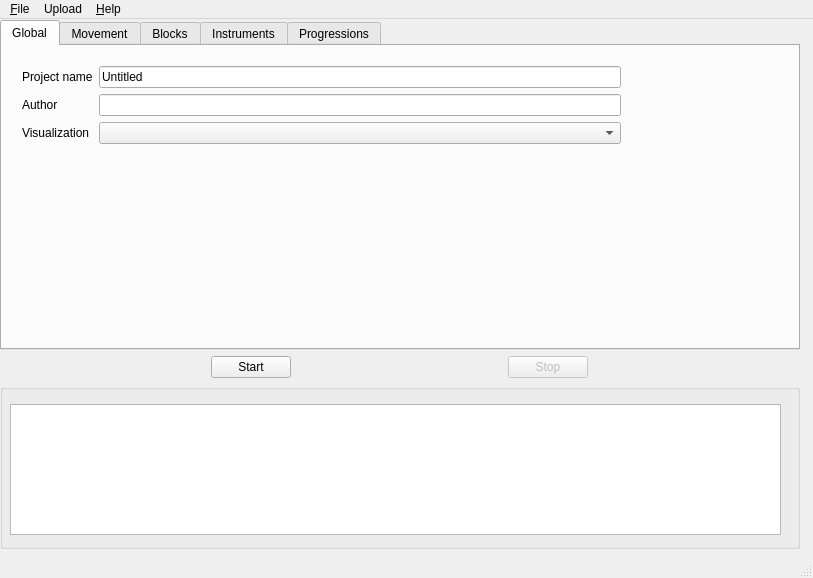
This is improviser/qtGUI/improviser.ui in bspaans/improviser as Qt 5 draws it before an edit. The edited form follows.
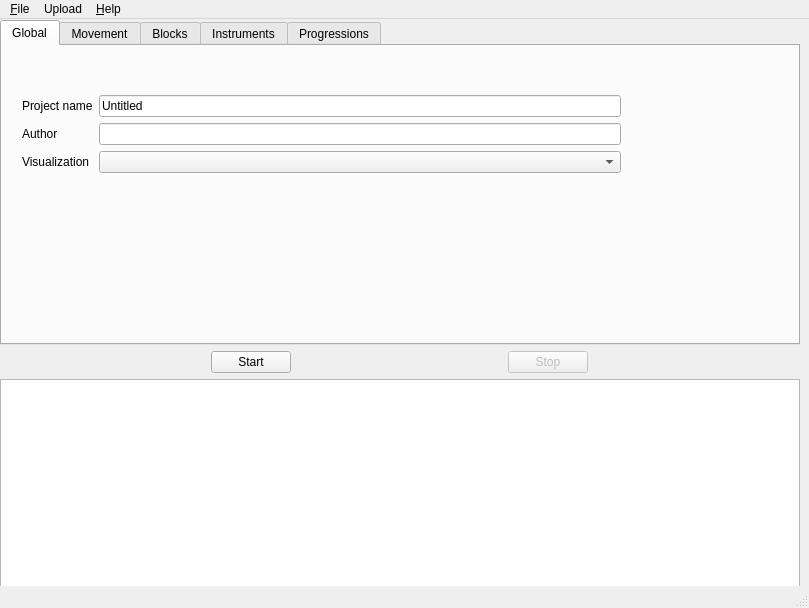
This is the edited form. The open tabs and pages were chosen to show the change.

Commit message: Added support for resizing the main window

```diff
--- a/improviser/qtGUI/improviser.ui
+++ b/improviser/qtGUI/improviser.ui
@@ -5,8 +5,8 @@
    <rect>
     <x>0</x>
     <y>0</y>
-    <width>813</width>
-    <height>578</height>
+    <width>809</width>
+    <height>608</height>
    </rect>
   </property>
   <property name="sizePolicy" >
@@ -46,7 +46,7 @@
       <x>0</x>
       <y>0</y>
       <width>801</width>
-      <height>531</height>
+      <height>590</height>
      </rect>
     </property>
     <layout class="QVBoxLayout" name="verticalLayout" >
@@ -63,16 +63,22 @@
       <number>1</number>
      </property>
      <property name="bottomMargin" >
-      <number>1</number>
+      <number>6</number>
      </property>
      <item>
       <widget class="QTabWidget" name="Tabs" >
        <property name="sizePolicy" >
-        <sizepolicy vsizetype="Minimum" hsizetype="MinimumExpanding" >
+        <sizepolicy vsizetype="Fixed" hsizetype="MinimumExpanding" >
          <horstretch>0</horstretch>
-         <verstretch>2</verstretch>
+         <verstretch>0</verstretch>
         </sizepolicy>
        </property>
+       <property name="minimumSize" >
+        <size>
+         <width>0</width>
+         <height>325</height>
+        </size>
+       </property>
        <property name="tabShape" >
         <enum>QTabWidget::Rounded</enum>
        </property>
@@ -99,6 +105,9 @@
           <property name="sizeConstraint" >
            <enum>QLayout::SetMinimumSize</enum>
           </property>
+          <property name="formAlignment" >
+           <set>Qt::AlignCenter</set>
+          </property>
           <item row="1" column="0" >
            <widget class="QLabel" name="label_12" >
             <property name="text" >
@@ -127,6 +136,12 @@
           </item>
           <item row="3" column="0" >
            <widget class="QLabel" name="label_11" >
+            <property name="sizePolicy" >
+             <sizepolicy vsizetype="Preferred" hsizetype="Preferred" >
+              <horstretch>0</horstretch>
+              <verstretch>0</verstretch>
+             </sizepolicy>
+            </property>
             <property name="text" >
              <string>Visualization</string>
             </property>
@@ -825,35 +840,16 @@
       </layout>
      </item>
      <item>
-      <widget class="QGroupBox" name="groupBox" >
+      <widget class="QGraphicsView" name="graphicsView" >
        <property name="sizePolicy" >
         <sizepolicy vsizetype="MinimumExpanding" hsizetype="MinimumExpanding" >
          <horstretch>0</horstretch>
-         <verstretch>1</verstretch>
+         <verstretch>0</verstretch>
         </sizepolicy>
        </property>
-       <property name="title" >
-        <string/>
+       <property name="alignment" >
+        <set>Qt::AlignLeading|Qt::AlignLeft|Qt::AlignVCenter</set>
        </property>
-       <widget class="QGraphicsView" name="graphicsView" >
-        <property name="geometry" >
-         <rect>
-          <x>10</x>
-          <y>20</y>
-          <width>771</width>
-          <height>131</height>
-         </rect>
-        </property>
-        <property name="sizePolicy" >
-         <sizepolicy vsizetype="MinimumExpanding" hsizetype="MinimumExpanding" >
-          <horstretch>0</horstretch>
-          <verstretch>0</verstretch>
-         </sizepolicy>
-        </property>
-        <property name="alignment" >
-         <set>Qt::AlignLeading|Qt::AlignLeft|Qt::AlignVCenter</set>
-        </property>
-       </widget>
       </widget>
      </item>
     </layout>
@@ -864,7 +860,7 @@
     <rect>
      <x>0</x>
      <y>0</y>
-     <width>813</width>
+     <width>809</width>
      <height>22</height>
     </rect>
    </property>
```
Left out of the diff: 5 changed lines with no effect on the pictures. The commit also changes 4 other files.
